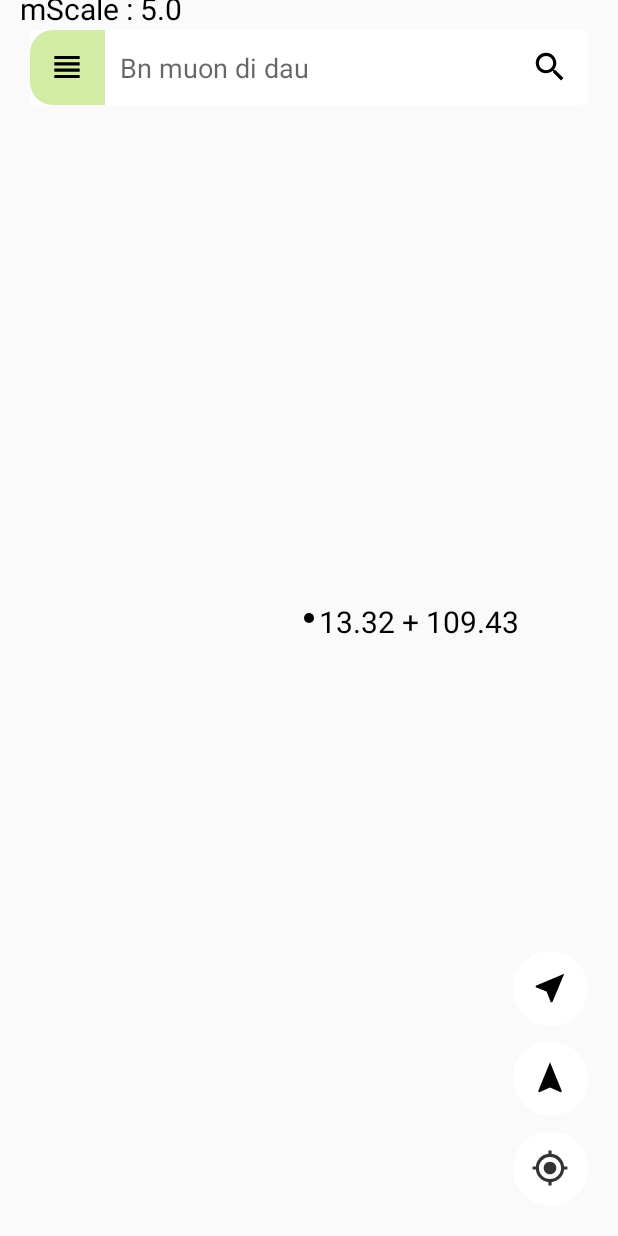
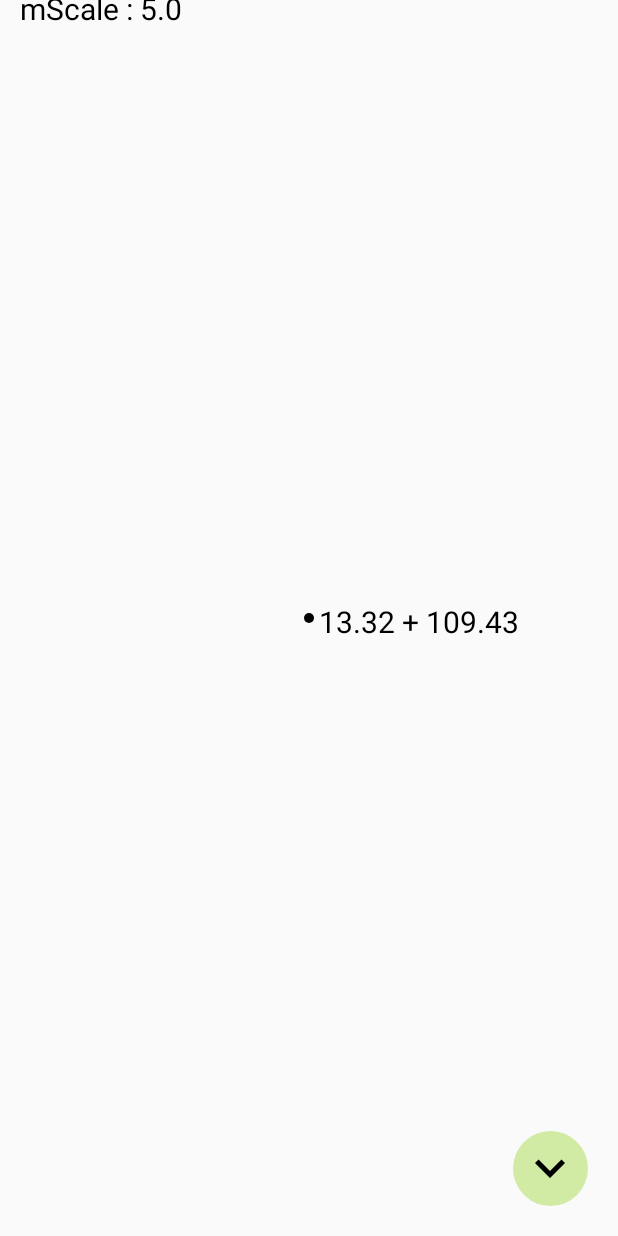
Before and after one commit to kimphg/MapView, an Android app: the screen it shows after launch (MainActivity), on a phone screen of 412 x 824 dp. Run offline under Robolectric (Android 15) with nearby library versions, the phone set to English and light mode, and no system bars; Roboto replaces fonts that are not available here.

Commit message:
test design

```diff
--- a/app/src/main/java/com/example/myapplication/MainActivity.java
+++ b/app/src/main/java/com/example/myapplication/MainActivity.java
@@ -8,18 +8,25 @@ import androidx.core.view.GravityCompat;
 import androidx.drawerlayout.widget.DrawerLayout;
 
 import android.Manifest;
+import android.annotation.SuppressLint;
 import android.content.BroadcastReceiver;
 import android.content.Context;
 import android.content.Intent;
 import android.content.IntentFilter;
 import android.content.IntentSender;
 import android.content.pm.PackageManager;
+import android.database.DataSetObserver;
+import android.graphics.drawable.Drawable;
 import android.os.Build;
 import android.os.Bundle;
+import android.os.SystemClock;
 import android.view.MenuItem;
 import android.view.MotionEvent;
 import android.view.View;
+import android.view.ViewGroup;
 import android.widget.EditText;
+import android.widget.ExpandableListAdapter;
+import android.widget.ExpandableListView;
 import android.widget.ImageButton;
 
 import com.example.myapplication.services.GPS_Services;
@@ -38,15 +45,18 @@ import com.google.android.gms.location.LocationSettingsStatusCodes;
 
 import com.google.android.material.navigation.NavigationView;
 
+import java.util.ArrayList;
+import java.util.HashMap;
+
 public class MainActivity extends AppCompatActivity implements GoogleApiClient.ConnectionCallbacks, GoogleApiClient.OnConnectionFailedListener {
 
-    EditText editTextSearch;
-    DrawerLayout mDrawerLayout;
-    NavigationView navigationView;
-    private ImageButton imageButtonGPS;
+    private ImageButton imageButtonGPS, imageButtonNearMe, imageButtonNavigation;
+    private ImageButton imageButtonExtensions;
+    private ExpandableListAdapter elva;
     private BroadcastReceiver broadcast;
     private GoogleApiClient googleApiClient;
     private float longitude =0, latitude =0;
+    private  boolean visible = false;
     String lonlat[];
     MapView map;
     @Override
@@ -76,6 +86,15 @@ public class MainActivity extends AppCompatActivity implements GoogleApiClient.C
         //addButton();
 
         imageButtonGPS = findViewById(R.id.imagebutton_gps);
+        imageButtonExtensions = findViewById(R.id.imageExtensions);
+        imageButtonNearMe = findViewById(R.id.imagebutton_nearme);
+        imageButtonNavigation = findViewById(R.id.imagebutton_navigation);
+
+        imageButtonGPS.setVisibility(View.INVISIBLE);
+        imageButtonNearMe.setVisibility(View.INVISIBLE);
+        imageButtonNavigation.setVisibility(View.INVISIBLE);
+
+
         map = findViewById(R.id.map);
 
         if(googleApiClient == null) {
@@ -94,48 +113,32 @@ public class MainActivity extends AppCompatActivity implements GoogleApiClient.C
                 }
             }
         });
-        drawerble();
+
+        imageButtonExtensions.setOnClickListener(new View.OnClickListener() {
+            @Override
+            public void onClick(View view) {
+                if(!visible){
+                    imageButtonGPS.setVisibility(View.VISIBLE);
+                    imageButtonNearMe.setVisibility(View.VISIBLE);
+                    imageButtonNavigation.setVisibility(View.VISIBLE);
+                    imageButtonExtensions.setBackgroundResource(R.drawable.icon_edittext);
+                    visible = true;
+                }
+                else {
+                    imageButtonGPS.setVisibility(View.INVISIBLE);
+                    imageButtonNearMe.setVisibility(View.INVISIBLE);
+                    imageButtonNavigation.setVisibility(View.INVISIBLE);
+                    imageButtonExtensions.setBackgroundResource(R.drawable.icon_edittext2);
+                    visible = false;
+                }
+            }
+        });
+
     }
 
     private void TurnOnGps(){
         Intent intent = new Intent(getApplicationContext(), GPS_Services.class);
         ContextCompat.startForegroundService(this,intent);
-    }
-
-    private void drawerble(){
-        mDrawerLayout = findViewById(R.id.drawer_layout);
-        editTextSearch = findViewById(R.id.edit_search);
-
-        navigationView = findViewById(R.id.nav_view);
-        navigationView.setNavigationItemSelectedListener(new NavigationView.OnNavigationItemSelectedListener() {
-            @Override
-            public boolean onNavigationItemSelected(MenuItem menuItem) {
-                // set item as selected to persist highlight
-                menuItem.setChecked(true);
-                // close drawer when item is tapped
-                mDrawerLayout.closeDrawers();
-                return true;
-            }
-        });
-
-
-        editTextSearch.setOnTouchListener(new View.OnTouchListener(){
-            @Override
-            public boolean onTouch(View view, MotionEvent event) {
-                final int DRAWABLE_LEFT = 0;
-
-                if (event.getAction() == MotionEvent.ACTION_UP) {
-                    if (event.getRawX() <= (editTextSearch
-                            .getCompoundDrawables()[DRAWABLE_LEFT].getBounds().width() +
-                            editTextSearch.getPaddingLeft() +
-                            editTextSearch.getLeft())) {
-                        mDrawerLayout.openDrawer(GravityCompat.START);
-                    }
-                    return true;
-                }
-                return false;
-            }
-        });
     }
 
     private boolean Run_check_permission() {
--- a/app/src/main/java/com/example/myapplication/services/CoordinateVector.java
+++ b/app/src/main/java/com/example/myapplication/classes/CoordinateVector.java
@@ -1,4 +1,4 @@
-package com.example.myapplication.services;
+package com.example.myapplication.classes;
 
 import java.util.Vector;
 
--- a/app/src/main/java/com/example/myapplication/services/MapCoordinate.java
+++ b/app/src/main/java/com/example/myapplication/classes/MapCoordinate.java
@@ -1,4 +1,4 @@
-package com.example.myapplication.services;
+package com.example.myapplication.classes;
 
 import android.graphics.PointF;
 
--- /dev/null
+++ b/app/src/main/res/drawable/ic_expand_less_black_24dp.xml
@@ -0,0 +1,9 @@
+<vector xmlns:android="http://schemas.android.com/apk/res/android"
+        android:width="24dp"
+        android:height="24dp"
+        android:viewportWidth="24.0"
+        android:viewportHeight="24.0">
+    <path
+        android:fillColor="#FF000000"
+        android:pathData="M12,8l-6,6 1.41,1.41L12,10.83l4.59,4.58L18,14z"/>
+</vector>
--- /dev/null
+++ b/app/src/main/res/drawable/ic_expand_more_black_24dp.xml
@@ -0,0 +1,9 @@
+<vector xmlns:android="http://schemas.android.com/apk/res/android"
+        android:width="24dp"
+        android:height="24dp"
+        android:viewportWidth="24.0"
+        android:viewportHeight="24.0">
+    <path
+        android:fillColor="#FF000000"
+        android:pathData="M16.59,8.59L12,13.17 7.41,8.59 6,10l6,6 6,-6z"/>
+</vector>
--- /dev/null
+++ b/app/src/main/res/drawable/ic_playlist_add_black_24dp.xml
@@ -0,0 +1,9 @@
+<vector xmlns:android="http://schemas.android.com/apk/res/android"
+        android:width="24dp"
+        android:height="24dp"
+        android:viewportWidth="24.0"
+        android:viewportHeight="24.0">
+    <path
+        android:fillColor="#FF000000"
+        android:pathData="M14,10L2,10v2h12v-2zM14,6L2,6v2h12L14,6zM18,14v-4h-2v4h-4v2h4v4h2v-4h4v-2h-4zM2,16h8v-2L2,14v2z"/>
+</vector>
--- a/app/src/main/res/drawable/icon_edittext.xml
+++ b/app/src/main/res/drawable/icon_edittext.xml
@@ -4,15 +4,17 @@
         android:width="50dp">
         <shape xmlns:android="http://schemas.android.com/apk/res/android"
             android:shape="rectangle">
-            <solid android:color="#FFFFFF"/>
-            <corners android:bottomRightRadius="15dp"
-                android:topRightRadius="15dp"
+            <solid android:color="#CDC8E78F"/>
+            <corners android:bottomRightRadius="25dp"
+                android:topRightRadius="25dp"
+                android:bottomLeftRadius="25dp"
+                android:topLeftRadius="25dp"
                 />
         </shape>
     </item>
-    <item android:drawable="@drawable/ic_search_black_24dp"
+    <item android:drawable="@drawable/ic_expand_less_black_24dp"
         android:gravity="center"
-        android:height="25dp"
-        android:width="25dp"
+        android:height="40dp"
+        android:width="40dp"
         />
 </layer-list>
--- a/app/src/main/res/drawable/icon_edittext2.xml
+++ b/app/src/main/res/drawable/icon_edittext2.xml
@@ -6,15 +6,17 @@
         >
         <shape xmlns:android="http://schemas.android.com/apk/res/android"
             android:shape="rectangle">
-            <solid android:color="#CDC8E78F"/>
-            <corners android:bottomLeftRadius="15dp"
-                android:topLeftRadius="15dp"
+            <solid android:color="#CDC8E78F" />
+            <corners android:bottomRightRadius="25dp"
+                android:topRightRadius="25dp"
+                android:bottomLeftRadius="25dp"
+                android:topLeftRadius="25dp"
                 />
         </shape>
     </item>
-    <item android:drawable="@drawable/ic_view_headline_black_24dp"
+    <item android:drawable="@drawable/ic_expand_more_black_24dp"
         android:gravity="center"
-        android:height="25dp"
-        android:width="25dp"
+        android:height="40dp"
+        android:width="40dp"
         />
 </layer-list>
--- a/app/src/main/res/drawable/icon_gps_location.xml
+++ b/app/src/main/res/drawable/icon_gps_location.xml
@@ -6,7 +6,7 @@
         android:width="50dp">
         <shape xmlns:android="http://schemas.android.com/apk/res/android"
             android:shape="rectangle">
-            <solid android:color="#FFFFFF"/>
+            <solid android:color="#250097A7"/>
             <corners android:bottomRightRadius="25dp"
                 android:topRightRadius="25dp"
                 android:bottomLeftRadius="25dp"
--- a/app/src/main/res/drawable/icon_navigation.xml
+++ b/app/src/main/res/drawable/icon_navigation.xml
@@ -5,7 +5,7 @@
         android:width="50dp">
         <shape xmlns:android="http://schemas.android.com/apk/res/android"
             android:shape="rectangle">
-            <solid android:color="#FFFFFF"/>
+            <solid android:color="#250097A7"/>
             <corners android:bottomRightRadius="25dp"
                 android:topRightRadius="25dp"
                 android:bottomLeftRadius="25dp"
--- a/app/src/main/res/drawable/icon_nearme.xml
+++ b/app/src/main/res/drawable/icon_nearme.xml
@@ -4,7 +4,7 @@
         android:width="50dp">
         <shape xmlns:android="http://schemas.android.com/apk/res/android"
             android:shape="rectangle">
-            <solid android:color="#FFFFFF"/>
+            <solid android:color="#250097A7"/>
             <corners android:bottomRightRadius="25dp"
                 android:topRightRadius="25dp"
                 android:bottomLeftRadius="25dp"
--- a/app/src/main/res/layout/activity_main.xml
+++ b/app/src/main/res/layout/activity_main.xml
@@ -20,35 +20,31 @@
             android:layout_height="match_parent"
             />
 
-        <EditText
-            android:id="@+id/edit_search"
-            android:layout_width="match_parent"
+        <ImageButton
+            android:id="@+id/imageExtensions"
+            android:layout_width="50dp"
             android:layout_height="50dp"
-            android:layout_marginLeft="20dp"
+            android:layout_gravity="bottom|right"
             android:layout_marginRight="20dp"
-            android:layout_marginTop="20dp"
-            android:hint="Bn muon di dau"
-            android:drawablePadding="10dp"
-            android:background="@drawable/custom_edit_text"
-            android:drawableRight="@drawable/icon_edittext"
-            android:drawableLeft="@drawable/icon_edittext2"
-            />
+            android:layout_marginBottom="20dp"
+            android:dividerHeight="0.5dp"
+            android:background="@drawable/icon_edittext2" />
 
          <ImageButton
             android:id="@+id/imagebutton_gps"
             android:layout_width="wrap_content"
             android:layout_height="wrap_content"
             android:background="@drawable/icon_gps_location"
-            android:layout_gravity="end|bottom"
-             android:layout_marginBottom="20dp"
+             android:layout_gravity="bottom|right"
+             android:layout_marginBottom="70dp"
              android:layout_marginRight="20dp"
             />
 
         <ImageButton
             android:id="@+id/imagebutton_navigation"
             android:background="@drawable/icon_navigation"
-            android:layout_gravity="end|bottom|right"
-            android:layout_marginBottom="80dp"
+            android:layout_gravity="bottom|right"
+            android:layout_marginBottom="120dp"
             android:layout_marginRight="20dp"
             android:layout_width="wrap_content"
             android:layout_height="wrap_content" />
@@ -56,21 +52,12 @@
         <ImageButton
             android:id="@+id/imagebutton_nearme"
             android:background="@drawable/icon_nearme"
-            android:layout_gravity="end|bottom|right"
-            android:layout_marginBottom="140dp"
+            android:layout_gravity="bottom|right"
+            android:layout_marginBottom="170dp"
             android:layout_marginRight="20dp"
             android:layout_width="wrap_content"
             android:layout_height="wrap_content" />
 
     </FrameLayout>
 
-    <com.google.android.material.navigation.NavigationView
-        android:id="@+id/nav_view"
-        android:layout_width="wrap_content"
-        android:layout_height="match_parent"
-        android:layout_gravity="start"
-        android:fitsSystemWindows="true"
-        app:headerLayout="@layout/nav_header"
-        app:menu="@menu/drawer_view"
-        ></com.google.android.material.navigation.NavigationView>
 </androidx.drawerlayout.widget.DrawerLayout>
```
Also changed, not shown: app/src/main/java/com/example/myapplication/classes/ReadFile.java (renamed from app/src/main/java/com/example/myapplication/object/ReadFile.java, +6 -1 lines), app/src/main/java/com/example/myapplication/view/MapView.java (+1 -16 lines).
